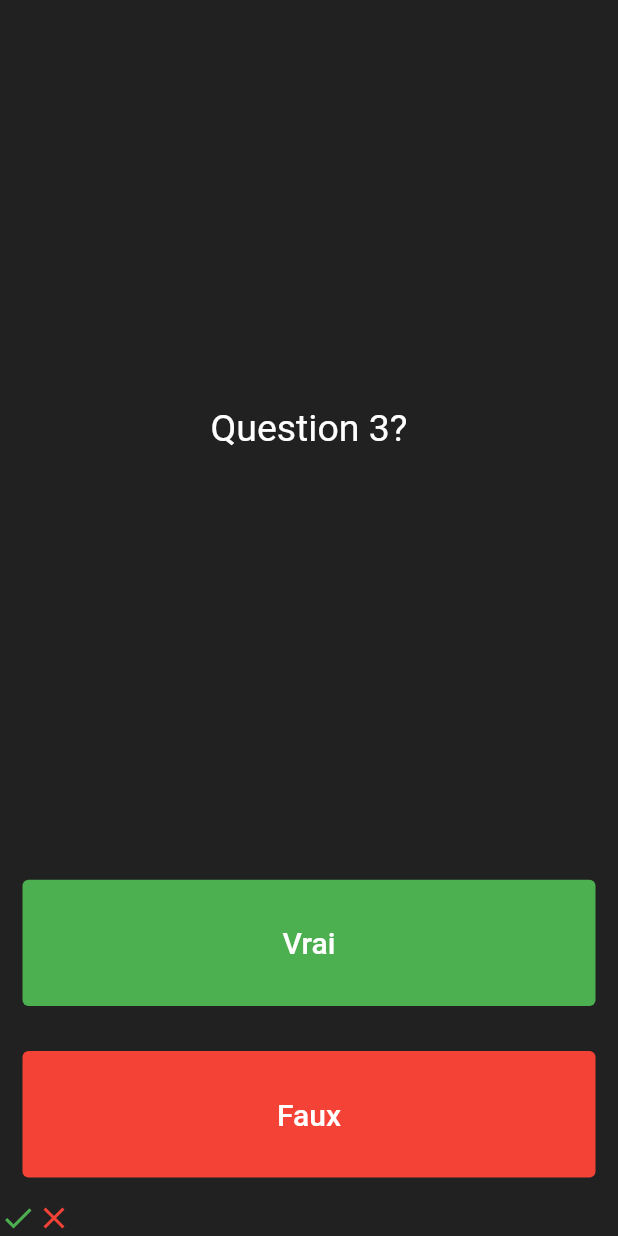
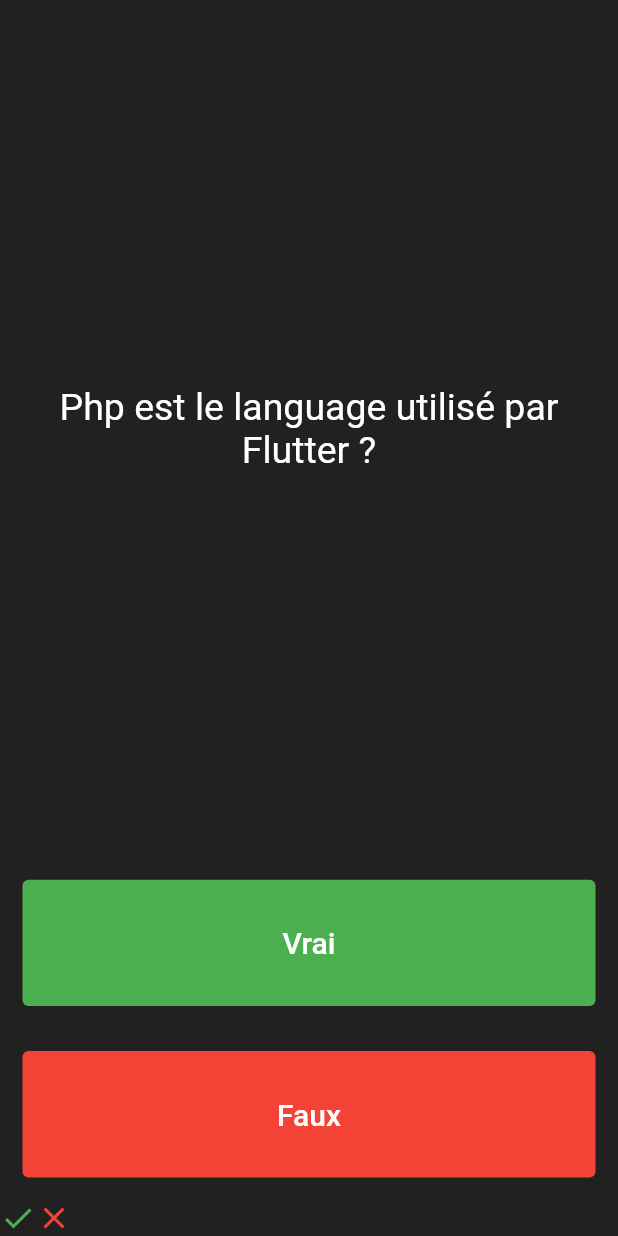
Before and after one commit to EtienneVformateur/correctionquiz, a Flutter app: the screen it shows after launch, after a tap on "Vrai", after a tap on "Faux", on a phone screen of 412 x 824 dp. Run offline on Flutter 3.47's test engine with Material 2 defaults, Android fonts, the phone set to English and light mode, and no system bars.

```diff
--- a/lib/main.dart
+++ b/lib/main.dart
@@ -13,7 +13,12 @@ class QuizApp extends StatefulWidget {
 
 class _QuizAppState extends State<QuizApp> {
   List<Icon> suiviScore = [];
-  List<String> questions = ["Question 1 ?", "Question 2 ?", "Question 3?"];
+  List<String> questions = [
+    "Le piton des neiges est un volcan de la Réunion ?",
+    "Flutter permet de faire des applications web également ?",
+    "Php est le language utilisé par Flutter ?"
+  ];
+  List<bool> reponses = [true, true, false];
   int questionNumber = 0;
 
   @override
@@ -46,8 +51,14 @@ class _QuizAppState extends State<QuizApp> {
                         backgroundColor:
                             MaterialStateProperty.all<Color>(Colors.green)),
                     onPressed: () {
+                      bool bonnereponse = reponses[questionNumber];
                       setState(() {
-                        suiviScore.add(Icon(Icons.check, color: Colors.green));
+                        if (bonnereponse == true) {
+                          suiviScore
+                              .add(Icon(Icons.check, color: Colors.green));
+                        } else {
+                          suiviScore.add(Icon(Icons.close, color: Colors.red));
+                        }
                         questionNumber++; // questionNumber = questionNumber + 1 ;
                       });
                     },
@@ -66,8 +77,14 @@ class _QuizAppState extends State<QuizApp> {
                         backgroundColor:
                             MaterialStateProperty.all<Color>(Colors.red)),
                     onPressed: () {
+                      bool bonnereponse = reponses[questionNumber];
                       setState(() {
-                        suiviScore.add(Icon(Icons.close, color: Colors.red));
+                        if (bonnereponse == false) {
+                          suiviScore
+                              .add(Icon(Icons.check, color: Colors.green));
+                        } else {
+                          suiviScore.add(Icon(Icons.close, color: Colors.red));
+                        }
                         questionNumber++; // questionNumber = questionNumber + 1 ;
                       });
                     },
```
